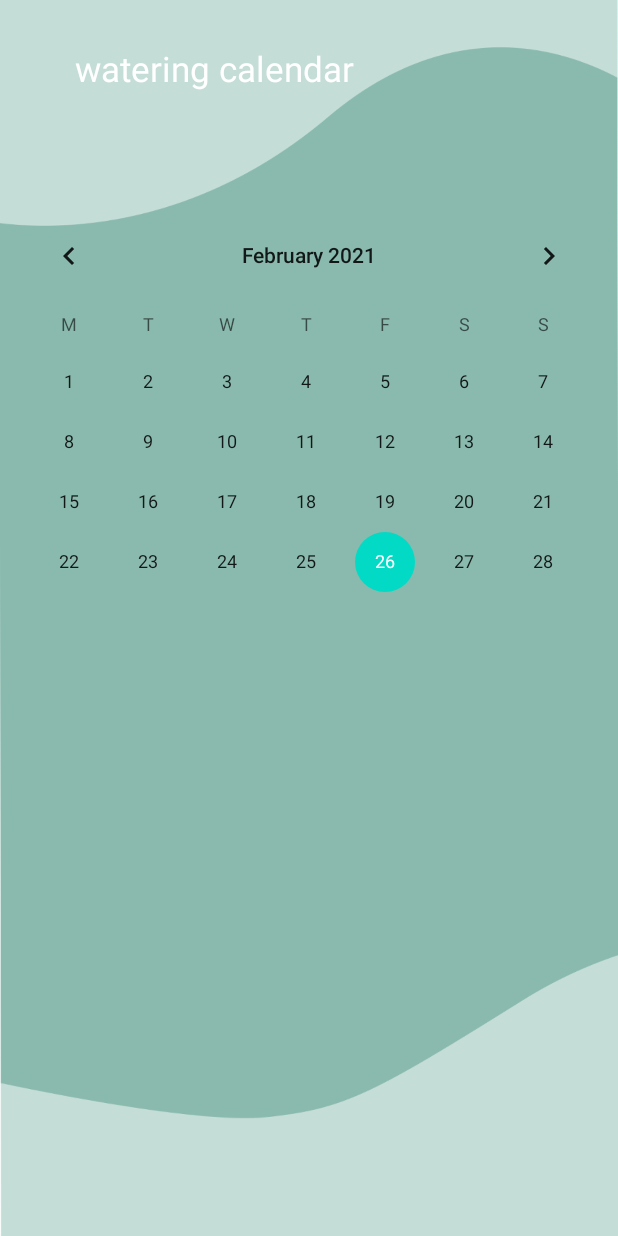
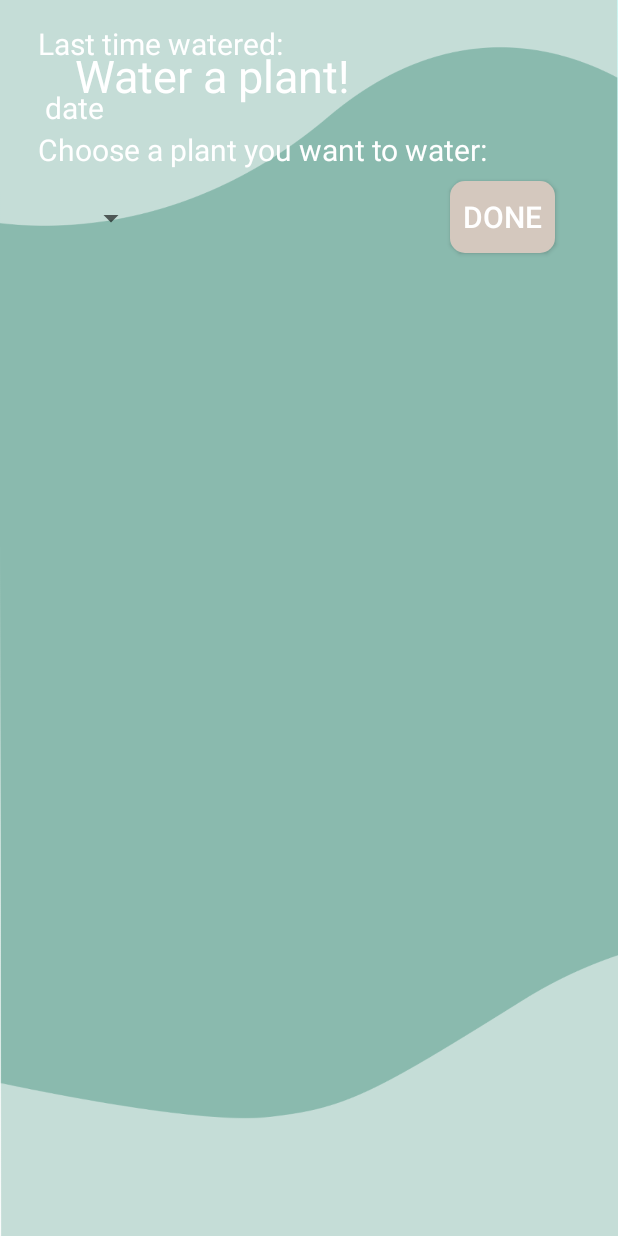
Before and after one commit to xellie4/PlantDiary, an Android app: the screen it shows after launch once a user with an empty profile is signed in (WateringCalendarActivity before the commit, WaterPlantActivity after it), after a tap on an icon or button, on a phone screen of 412 x 824 dp. Run offline under Robolectric (Android 15) with nearby library versions, the phone set to English and light mode, and no system bars; our stand-ins replace Firebase (no records; nobody signed in at launch, a user with empty details on screens opened directly).

Commit message:
added water layout
added water layout + start implementation for spinner

```diff
--- a/app/src/main/AndroidManifest.xml
+++ b/app/src/main/AndroidManifest.xml
@@ -24,7 +24,7 @@
         <activity android:name="chs.plantdiary.RegisterActivity" />
         <activity android:name="chs.plantdiary.HomeActivity" />
         <activity android:name="chs.plantdiary.GalleryActivity" />
-        <activity android:name="chs.plantdiary.WateringCalendarActivity" />
+        <activity android:name="chs.plantdiary.WaterPlantActivity" />
         <activity android:name=".MainActivity">
             <intent-filter>
                 <action android:name="android.intent.action.MAIN" />
--- a/app/src/main/java/chs/plantdiary/HomeActivity.java
+++ b/app/src/main/java/chs/plantdiary/HomeActivity.java
@@ -44,7 +44,7 @@ public class HomeActivity extends AppCompatActivity {
         wateringCalendarButton.setOnClickListener(new View.OnClickListener() {
             @Override
             public void onClick(View v) {
-                Intent goToHomePage = new Intent(HomeActivity.this, WateringCalendarActivity.class);
+                Intent goToHomePage = new Intent(HomeActivity.this, WaterPlantActivity.class);
                 startActivity(goToHomePage);
             }
         });
--- a/app/src/main/java/chs/plantdiary/NewPlantActivity.java
+++ b/app/src/main/java/chs/plantdiary/NewPlantActivity.java
@@ -278,8 +278,9 @@ public class NewPlantActivity extends AppCompatActivity {
                                 String temp = editTextTemp.getText().toString().trim();
                                 String fertilizer = editTextFertilizer.getText().toString().trim();
                                 String soil = editTextSoil.getText().toString().trim();
+                                String lastTimeWateredDate = "not watered yet";
 
-                                Plants upload = new Plants(plantName, sun, water, temp, fertilizer, soil, downloadUrl.toString());
+                                Plants upload = new Plants(plantName, sun, water, temp, fertilizer, soil, lastTimeWateredDate, downloadUrl.toString());
 
                                 //String  uploadId = mDataBaseRef.push().getKey();
                                 FirebaseUser currentFirebaseUser = FirebaseAuth.getInstance().getCurrentUser() ;
--- /dev/null
+++ b/app/src/main/java/chs/plantdiary/WaterPlantActivity.java
@@ -0,0 +1,75 @@
+package chs.plantdiary;
+
+import androidx.appcompat.app.AppCompatActivity;
+import android.os.Bundle;
+import android.view.View;
+import android.widget.AdapterView;
+import android.widget.ArrayAdapter;
+import android.widget.Spinner;
+import android.widget.Toast;
+
+import com.google.firebase.auth.FirebaseAuth;
+import com.google.firebase.auth.FirebaseUser;
+import com.google.firebase.database.DatabaseReference;
+import com.google.firebase.database.FirebaseDatabase;
+import com.google.firebase.database.ValueEventListener;
+import com.google.firebase.storage.FirebaseStorage;
+import com.google.firebase.storage.StorageReference;
+
+import java.lang.reflect.Array;
+import java.util.ArrayList;
+import java.util.List;
+
+public class WaterPlantActivity extends AppCompatActivity {
+
+    private FirebaseStorage mStorageRef;
+    private DatabaseReference mDataBaseRef;
+    private FirebaseAuth mFirebaseAuth;
+    private FirebaseStorage mStorage;
+    private DatabaseReference mDatabaseRef;
+
+    //private ValueEventListener mDBListener;
+
+    private ArrayList<String> mPlantNames;
+
+    @Override
+    protected void onCreate(Bundle savedInstanceState) {
+        super.onCreate(savedInstanceState);
+        setContentView(R.layout.activity_waterplants);
+
+        //mFirebaseAuth = FirebaseAuth.getInstance();
+
+        //FirebaseUser currentFirebaseUser = FirebaseAuth.getInstance().getCurrentUser(); //returneaza user-ul curent
+
+        // creates a new folder in uploads for each user
+        //mStorageRef = FirebaseStorage.getInstance().getReference("uploads/" + uId + "/");
+        //mDataBaseRef = FirebaseDatabase.getInstance().getReference("uploads");
+
+        mPlantNames = new ArrayList<String>();
+
+       /* add all plant names to mPlantNames list */
+
+        FirebaseUser currentFirebaseUser = FirebaseAuth.getInstance().getCurrentUser() ;
+        String uId = currentFirebaseUser.getUid().toString();
+
+        mDatabaseRef = FirebaseDatabase.getInstance().getReference("uploads/" + uId + "/");
+        mStorage= FirebaseStorage.getInstance();
+
+        Spinner plantsSpinner = findViewById(R.id.plants_spinner);
+        ArrayAdapter<String> adapter = new ArrayAdapter<String>(getApplicationContext(), android.R.layout.simple_spinner_item, mPlantNames);
+
+        plantsSpinner.setAdapter(adapter);
+
+        plantsSpinner.setOnItemSelectedListener(new AdapterView.OnItemSelectedListener() {
+            @Override
+            public void onItemSelected(AdapterView<?> parent, View view, int position, long id) {
+                //Toast.makeText(this, "Normal click at position: " + position, Toast.LENGTH_SHORT).show();
+            }
+
+            @Override
+            public void onNothingSelected(AdapterView<?> parent) {
+
+            }
+        });
+    }
+}
--- a/app/src/main/java/chs/plantdiary/WateringCalendarActivity.java
+++ /dev/null
@@ -1,31 +0,0 @@
-package chs.plantdiary;
-
-import androidx.appcompat.app.AppCompatActivity;
-import android.os.Bundle;
-import android.widget.CalendarView;
-import android.widget.Toast;
-
-public class WateringCalendarActivity extends AppCompatActivity {
-
-    CalendarView calendarView;
-    long currentTime;
-
-    @Override
-    protected void onCreate(Bundle savedInstanceState) {
-        super.onCreate(savedInstanceState);
-        setContentView(R.layout.activity_wateringcalendar);
-
-        calendarView = (CalendarView) findViewById(R.id.simpleCalendarView);
-        currentTime = System.currentTimeMillis();
-
-        calendarView.setDate(currentTime, false, true);
-
-        calendarView.setOnDateChangeListener(new CalendarView.OnDateChangeListener() {
-            @Override
-            public void onSelectedDayChange(CalendarView view, int year, int month, int dayOfMonth) {
-                // display the selected date by using a toast
-                Toast.makeText(getApplicationContext(), dayOfMonth + "/" + month + "/" + year, Toast.LENGTH_LONG).show();
-            }
-        });
-    }
-}
--- a/app/src/main/res/layout/activity_wateringcalendar.xml
+++ /dev/null
@@ -1,30 +0,0 @@
-<?xml version="1.0" encoding="utf-8"?>
-<RelativeLayout xmlns:android="http://schemas.android.com/apk/res/android"
-    xmlns:app="http://schemas.android.com/apk/res-auto"
-    xmlns:tools="http://schemas.android.com/tools"
-    android:layout_width="match_parent"
-    android:layout_height="match_parent"
-    android:background="@drawable/bg_plantdiary"
-    app:title="@string/app_name"
-    tools:context=".WateringCalendarActivity">
-
-    <TextView
-        android:id="@+id/titletext"
-        android:layout_width="wrap_content"
-        android:layout_height="wrap_content"
-        android:layout_marginTop="30dp"
-        android:layout_marginStart="50dp"
-        android:text="watering calendar"
-        android:textColor="@color/white"
-        android:textSize="23dp"
-        />
-
-    <CalendarView
-        android:id="@+id/simpleCalendarView"
-        android:layout_width="fill_parent"
-        android:layout_height="fill_parent"
-        android:layout_below="@id/titletext"
-        android:layout_marginTop="75dp"
-        android:firstDayOfWeek="2"/>
-
-</RelativeLayout>
--- /dev/null
+++ b/app/src/main/res/layout/activity_waterplants.xml
@@ -0,0 +1,79 @@
+<?xml version="1.0" encoding="utf-8"?>
+<RelativeLayout xmlns:android="http://schemas.android.com/apk/res/android"
+    xmlns:app="http://schemas.android.com/apk/res-auto"
+    xmlns:tools="http://schemas.android.com/tools"
+    android:layout_width="match_parent"
+    android:layout_height="match_parent"
+    android:background="@drawable/bg_plantdiary"
+    app:title="@string/app_name"
+    tools:context=".WaterPlantActivity">
+
+    <TextView
+        android:id="@+id/waterplant"
+        android:layout_width="wrap_content"
+        android:layout_height="wrap_content"
+        android:layout_marginTop="30dp"
+        android:layout_marginStart="50dp"
+        android:text="Water a plant!"
+        android:textColor="@color/white"
+        android:textSize="30dp"
+        />
+
+    <TextView
+        android:id="@+id/chooseplant"
+        android:layout_width="wrap_content"
+        android:layout_height="wrap_content"
+        android:layout_marginTop="15dp"
+        android:layout_marginStart="25dp"
+        android:layout_below="@+id/waterplant"
+        android:text="Choose a plant you want to water:"
+        android:textColor="@color/white"
+        android:textSize="20dp"
+        />
+
+    <Spinner
+        android:id="@+id/plants_spinner"
+        android:layout_width="wrap_content"
+        android:layout_height="wrap_content"
+        android:layout_below="@+id/chooseplant"
+        android:layout_marginTop="20dp"
+        android:layout_marginStart="50dp"/>
+
+    <TextView
+        android:id="@+id/lasttimewatered"
+        android:layout_width="wrap_content"
+        android:layout_height="wrap_content"
+        android:layout_marginTop="15dp"
+        android:layout_marginStart="25dp"
+        android:layout_below="@+id/planets_spinner"
+        android:text="Last time watered:"
+        android:textColor="@color/white"
+        android:textSize="20dp"
+        />
+
+    <TextView
+        android:id="@+id/datelasttimewatered"
+        android:layout_width="wrap_content"
+        android:layout_height="wrap_content"
+        android:layout_marginTop="15dp"
+        android:layout_marginStart="25dp"
+        android:layout_below="@+id/lasttimewatered"
+        android:text=" date "
+        android:textColor="@color/white"
+        android:textSize="20dp"
+        />
+
+    <Button
+        android:id="@+id/waterButton"
+        android:layout_width="70dp"
+        android:layout_height="wrap_content"
+        android:layout_gravity="center"
+        android:layout_marginTop="35dp"
+        android:layout_marginStart="300dp"
+        android:text="DONE"
+        android:layout_below="@+id/datelasttimewatered"
+        android:background="@drawable/custom_button2"
+        android:textColor="@color/white"
+        android:textSize="20dp" />
+
+</RelativeLayout>
```
Also changed, not shown: app/src/main/java/chs/plantdiary/GalleryActivity.java (+9 -3 lines), app/src/main/java/chs/plantdiary/Plants.java (+12 -1 lines), app/src/main/res/layout/activity_editplant.xml (added, +350 -0 lines).
